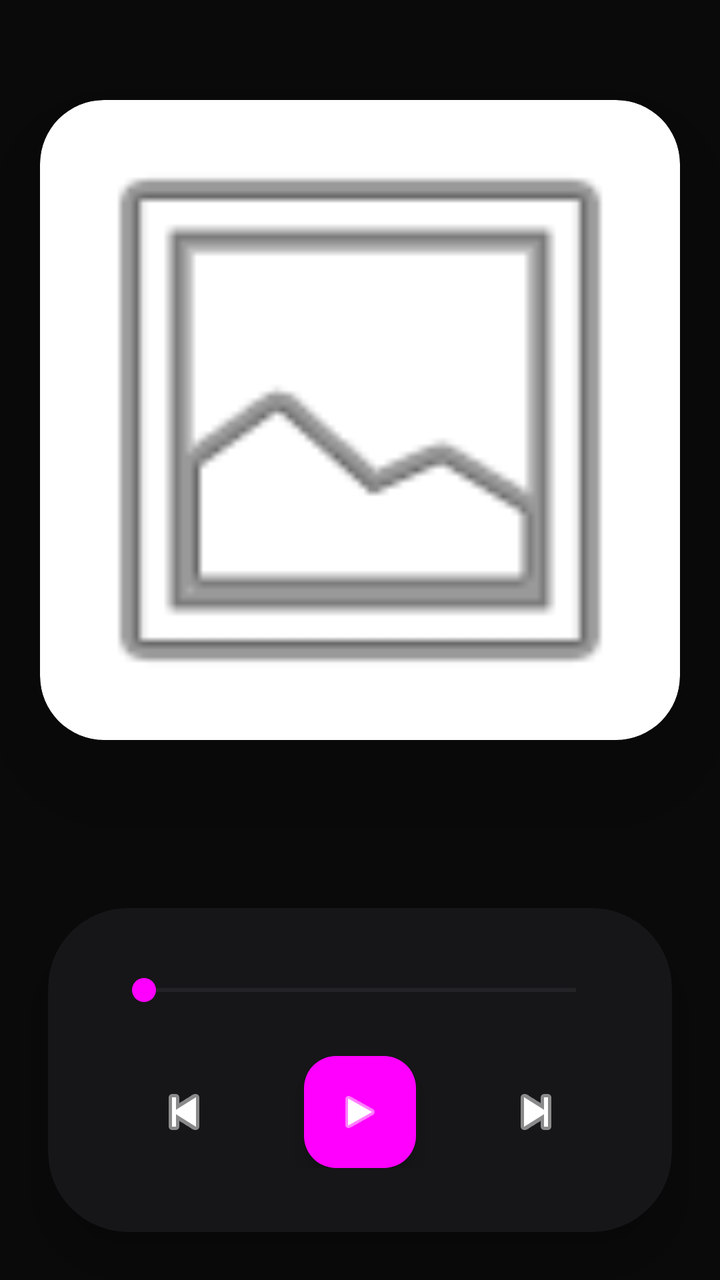
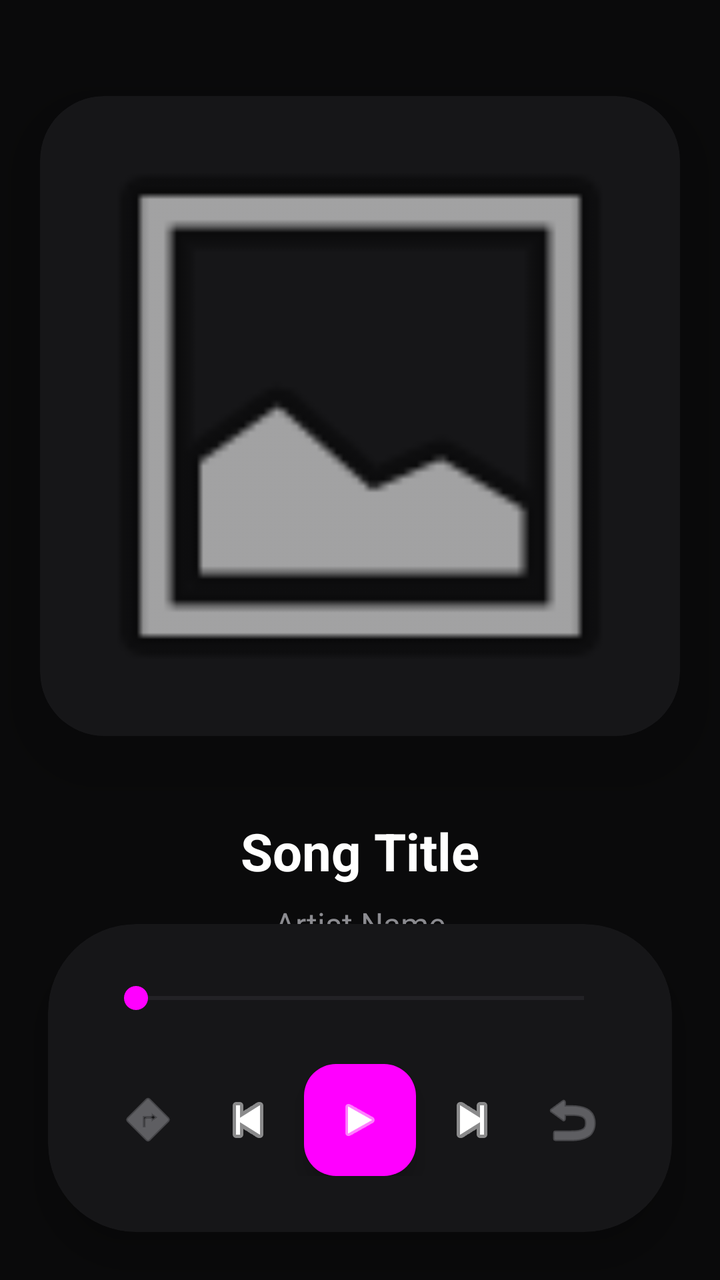

The first picture is an Android layout as it rendered before a commit; the second is the same layout after the commit. The layout source and the unified diff follow.
<!-- AndroidManifest.xml: application theme Theme.MotionTune -->
<!-- res/layout/activity_player.xml -->
<?xml version="1.0" encoding="utf-8"?>
<androidx.constraintlayout.widget.ConstraintLayout xmlns:android="http://schemas.android.com/apk/res/android"
    xmlns:app="http://schemas.android.com/apk/res-auto"
    android:layout_width="match_parent"
    android:layout_height="match_parent"
    android:background="@color/bg_dark"
    android:fitsSystemWindows="true">

    <androidx.cardview.widget.CardView
        android:id="@+id/albumCard"
        android:layout_width="320dp"
        android:layout_height="320dp"
        android:layout_marginTop="50dp"
        app:cardCornerRadius="32dp"
        app:cardElevation="40dp"
        app:layout_constraintEnd_toEndOf="parent"
        app:layout_constraintStart_toStartOf="parent"
        app:layout_constraintTop_toTopOf="parent">
        <ImageView
            android:id="@+id/albumArt"
            android:layout_width="match_parent"
            android:layout_height="match_parent"
            android:scaleType="centerCrop"
            android:src="@android:drawable/ic_menu_gallery" />
    </androidx.cardview.widget.CardView>

    <TextView
        android:id="@+id/musicTitle"
        android:layout_width="0dp"
        android:layout_height="wrap_content"
        android:layout_marginHorizontal="40dp"
        android:layout_marginTop="40dp"
        android:gravity="center"
        android:textColor="@color/text_primary"
        android:textSize="28sp"
        android:textStyle="bold"
        app:layout_constraintEnd_toEndOf="parent"
        app:layout_constraintStart_toStartOf="parent"
        app:layout_constraintTop_toBottomOf="@id/albumCard" />

    <androidx.cardview.widget.CardView
        android:layout_width="match_parent"
        android:layout_height="wrap_content"
        android:layout_margin="24dp"
        app:cardBackgroundColor="@color/surface_dark"
        app:cardCornerRadius="40dp"
        app:cardElevation="15dp"
        app:layout_constraintBottom_toBottomOf="parent">

        <LinearLayout
            android:layout_width="match_parent"
            android:layout_height="wrap_content"
            android:orientation="vertical"
            android:padding="32dp">

            <SeekBar
                android:id="@+id/seekBar"
                android:layout_width="match_parent"
                android:layout_height="wrap_content"
                android:progressTint="@color/accent_purple"
                android:thumbTint="@color/accent_purple" />

            <LinearLayout
                android:layout_width="match_parent"
                android:layout_height="wrap_content"
                android:layout_marginTop="24dp"
                android:gravity="center"
                android:orientation="horizontal">

                <ImageButton
                    android:id="@+id/btnPrev"
                    android:layout_width="56dp"
                    android:layout_height="56dp"
                    android:background="?attr/selectableItemBackgroundBorderless"
                    android:src="@android:drawable/ic_media_previous"
                    app:tint="@color/text_primary" />

                <com.google.android.material.floatingactionbutton.FloatingActionButton
                    android:id="@+id/btnPlay"
                    android:layout_width="wrap_content"
                    android:layout_height="wrap_content"
                    android:layout_marginHorizontal="32dp"
                    android:backgroundTint="@color/accent_purple"
                    app:fabSize="normal"
                    app:srcCompat="@android:drawable/ic_media_play"
                    app:tint="@color/white" />

                <ImageButton
                    android:id="@+id/btnNext"
                    android:layout_width="56dp"
                    android:layout_height="56dp"
                    android:background="?attr/selectableItemBackgroundBorderless"
                    android:src="@android:drawable/ic_media_next"
                    app:tint="@color/text_primary" />
            </LinearLayout>
        </LinearLayout>
    </androidx.cardview.widget.CardView>

</androidx.constraintlayout.widget.ConstraintLayout>
<!-- resources referenced by this layout -->
<resources>
  <color name="accent_purple">#FF00FF</color>
  <color name="bg_dark">#0A0A0B</color>
  <color name="surface_dark">#161618</color>
  <color name="text_primary">#FFFFFF</color>
  <color name="white">#FFFFFF</color>
  <style name="Theme.MotionTune" parent="Base.Theme.MotionTune" />
  <style name="Base.Theme.MotionTune" parent="Theme.Material3.DayNight.NoActionBar">
          
          
      </style>
</resources>

<!-- the commit's change to res/layout/activity_player.xml (unified diff, before → after) -->
@@ -1,6 +1,7 @@
 <?xml version="1.0" encoding="utf-8"?>
 <androidx.constraintlayout.widget.ConstraintLayout xmlns:android="http://schemas.android.com/apk/res/android"
     xmlns:app="http://schemas.android.com/apk/res-auto"
+    xmlns:tools="http://schemas.android.com/tools"
     android:layout_width="match_parent"
     android:layout_height="match_parent"
     android:background="@color/bg_dark"
@@ -10,12 +11,14 @@
         android:id="@+id/albumCard"
         android:layout_width="320dp"
         android:layout_height="320dp"
-        android:layout_marginTop="50dp"
+        android:layout_marginTop="48dp"
+        app:cardBackgroundColor="@color/surface_dark"
         app:cardCornerRadius="32dp"
-        app:cardElevation="40dp"
+        app:cardElevation="24dp"
         app:layout_constraintEnd_toEndOf="parent"
         app:layout_constraintStart_toStartOf="parent"
         app:layout_constraintTop_toTopOf="parent">
+
         <ImageView
             android:id="@+id/albumArt"
             android:layout_width="match_parent"
@@ -31,68 +34,119 @@
         android:layout_marginHorizontal="40dp"
         android:layout_marginTop="40dp"
         android:gravity="center"
+        android:text="Song Title"
         android:textColor="@color/text_primary"
-        android:textSize="28sp"
+        android:textSize="26sp"
         android:textStyle="bold"
         app:layout_constraintEnd_toEndOf="parent"
         app:layout_constraintStart_toStartOf="parent"
         app:layout_constraintTop_toBottomOf="@id/albumCard" />
 
+    <TextView
+        android:id="@+id/musicArtist"
+        android:layout_width="wrap_content"
+        android:layout_height="wrap_content"
+        android:layout_marginTop="8dp"
+        android:text="Artist Name"
+        android:textColor="@color/text_secondary"
+        android:textSize="16sp"
+        app:layout_constraintEnd_toEndOf="parent"
+        app:layout_constraintStart_toStartOf="parent"
+        app:layout_constraintTop_toBottomOf="@id/musicTitle" />
+
     <androidx.cardview.widget.CardView
-        android:layout_width="match_parent"
+        android:id="@+id/controlsContainer"
+        android:layout_width="0dp"
         android:layout_height="wrap_content"
         android:layout_margin="24dp"
         app:cardBackgroundColor="@color/surface_dark"
-        app:cardCornerRadius="40dp"
-        app:cardElevation="15dp"
-        app:layout_constraintBottom_toBottomOf="parent">
+        app:cardCornerRadius="44dp"
+        app:cardElevation="12dp"
+        app:layout_constraintBottom_toBottomOf="parent"
+        app:layout_constraintEnd_toEndOf="parent"
+        app:layout_constraintStart_toStartOf="parent">
 
         <LinearLayout
             android:layout_width="match_parent"
             android:layout_height="wrap_content"
             android:orientation="vertical"
-            android:padding="32dp">
+            android:padding="28dp">
 
             <SeekBar
                 android:id="@+id/seekBar"
                 android:layout_width="match_parent"
                 android:layout_height="wrap_content"
+                android:layout_marginBottom="24dp"
                 android:progressTint="@color/accent_purple"
                 android:thumbTint="@color/accent_purple" />
 
-            <LinearLayout
+            <androidx.constraintlayout.widget.ConstraintLayout
                 android:layout_width="match_parent"
-                android:layout_height="wrap_content"
-                android:layout_marginTop="24dp"
-                android:gravity="center"
-                android:orientation="horizontal">
+                android:layout_height="wrap_content">
+
+                <ImageButton
+                    android:id="@+id/btnShuffle"
+                    android:layout_width="44dp"
+                    android:layout_height="44dp"
+                    android:background="?attr/selectableItemBackgroundBorderless"
+                    android:src="@android:drawable/ic_menu_directions"
+                    app:layout_constraintBottom_toBottomOf="parent"
+                    app:layout_constraintStart_toStartOf="parent"
+                    app:layout_constraintTop_toTopOf="parent"
+                    app:tint="@color/text_secondary" />
 
                 <ImageButton
                     android:id="@+id/btnPrev"
-                    android:layout_width="56dp"
-                    android:layout_height="56dp"
+                    android:layout_width="48dp"
+                    android:layout_height="48dp"
                     android:background="?attr/selectableItemBackgroundBorderless"
                     android:src="@android:drawable/ic_media_previous"
+                    app:layout_constraintBottom_toBottomOf="parent"
+                    app:layout_constraintEnd_toStartOf="@+id/btnPlay"
+                    app:layout_constraintHorizontal_bias="0.5"
+                    app:layout_constraintStart_toEndOf="@+id/btnShuffle"
+                    app:layout_constraintTop_toTopOf="parent"
                     app:tint="@color/text_primary" />
 
                 <com.google.android.material.floatingactionbutton.FloatingActionButton
                     android:id="@+id/btnPlay"
                     android:layout_width="wrap_content"
                     android:layout_height="wrap_content"
-                    android:layout_marginHorizontal="32dp"
                     android:backgroundTint="@color/accent_purple"
                     app:fabSize="normal"
+                    app:layout_constraintBottom_toBottomOf="parent"
+                    app:layout_constraintEnd_toStartOf="@+id/btnNext"
+                    app:layout_constraintHorizontal_bias="0.5"
+                    app:layout_constraintStart_toEndOf="@+id/btnPrev"
+                    app:layout_constraintTop_toTopOf="parent"
                     app:srcCompat="@android:drawable/ic_media_play"
                     app:tint="@color/white" />
 
                 <ImageButton
                     android:id="@+id/btnNext"
-                    android:layout_width="56dp"
-                    android:layout_height="56dp"
+                    android:layout_width="48dp"
+                    android:layout_height="48dp"
                     android:background="?attr/selectableItemBackgroundBorderless"
                     android:src="@android:drawable/ic_media_next"
+                    app:layout_constraintBottom_toBottomOf="parent"
+                    app:layout_constraintEnd_toStartOf="@+id/btnRepeat"
+                    app:layout_constraintHorizontal_bias="0.5"
+                    app:layout_constraintStart_toEndOf="@+id/btnPlay"
+                    app:layout_constraintTop_toTopOf="parent"
                     app:tint="@color/text_primary" />
-            </LinearLayout>
+
+                <ImageButton
+                    android:id="@+id/btnRepeat"
+                    android:layout_width="44dp"
+                    android:layout_height="44dp"
+                    android:background="?attr/selectableItemBackgroundBorderless"
+                    android:src="@android:drawable/ic_menu_revert"
+                    app:layout_constraintBottom_toBottomOf="parent"
+                    app:layout_constraintEnd_toEndOf="parent"
+                    app:layout_constraintTop_toTopOf="parent"
+                    app:tint="@color/text_secondary" />
+
+            </androidx.constraintlayout.widget.ConstraintLayout>
         </LinearLayout>
     </androidx.cardview.widget.CardView>
 
<!-- resource entries referenced after the edit -->
@@ -4,6 +4,7 @@
   <color name="bg_dark">#0A0A0B</color>
   <color name="surface_dark">#161618</color>
   <color name="text_primary">#FFFFFF</color>
+  <color name="text_secondary">#8E8E93</color>
   <color name="white">#FFFFFF</color>
   <style name="Theme.MotionTune" parent="Base.Theme.MotionTune" />
   <style name="Base.Theme.MotionTune" parent="Theme.Material3.DayNight.NoActionBar">
